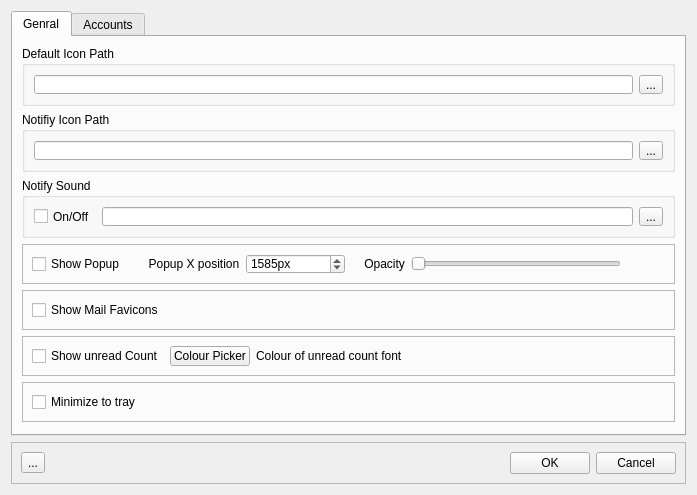
Old version of the form tbtrayui.ui in the repository JackDinn/tbtray.
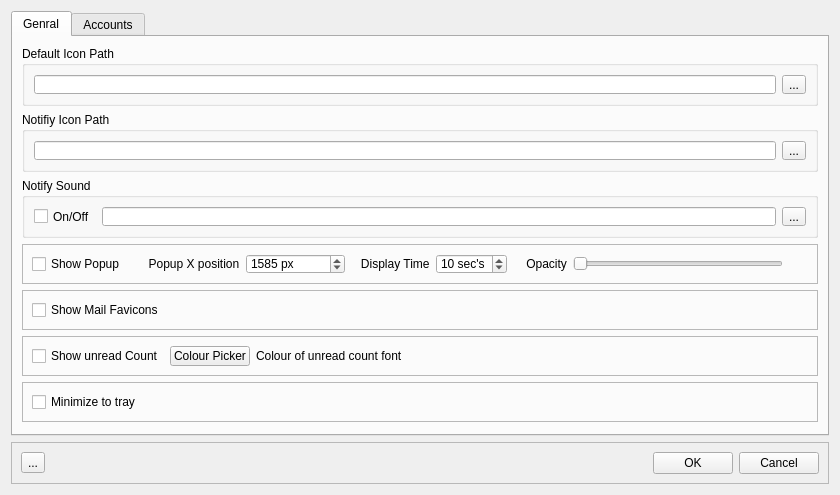
New version of the form. Icons and pictures are not drawn.

Patch:
```diff
--- a/tbtrayui.ui
+++ b/tbtrayui.ui
@@ -6,7 +6,7 @@
    <rect>
     <x>0</x>
     <y>0</y>
-    <width>697</width>
+    <width>840</width>
     <height>495</height>
    </rect>
   </property>
@@ -169,7 +169,7 @@
              </size>
             </property>
             <property name="suffix">
-             <string>px</string>
+             <string> px</string>
             </property>
             <property name="maximum">
              <number>10000</number>
@@ -179,6 +179,26 @@
             </property>
            </widget>
           </item>
+          <item>
+           <widget class="QLabel" name="label_4">
+            <property name="text">
+             <string>   Display Time</string>
+            </property>
+           </widget>
+          </item>
+          <item>
+           <widget class="QSpinBox" name="spinBox_displaytime">
+            <property name="suffix">
+             <string> sec's</string>
+            </property>
+            <property name="minimum">
+             <number>1</number>
+            </property>
+            <property name="value">
+             <number>10</number>
+            </property>
+           </widget>
+          </item>
           <item>
            <widget class="QLabel" name="label">
             <property name="text">
```
